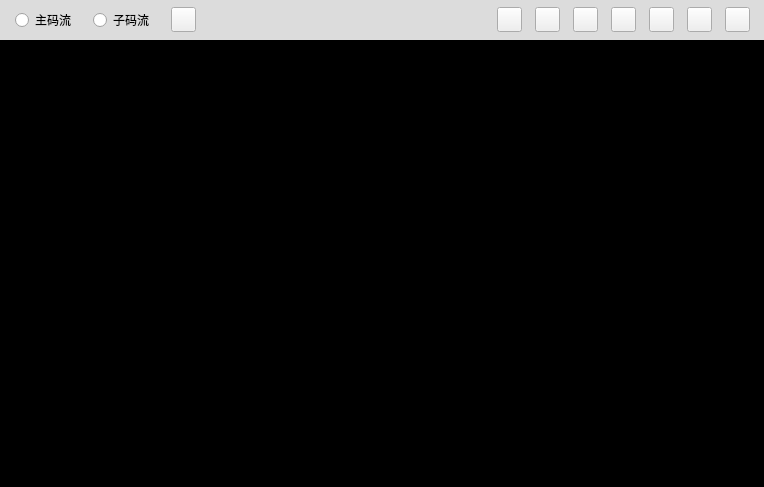
First picture: the form in InterfacialDesign/Preview/previewform.ui, repository xb985547608/VIDICON, before the edit.
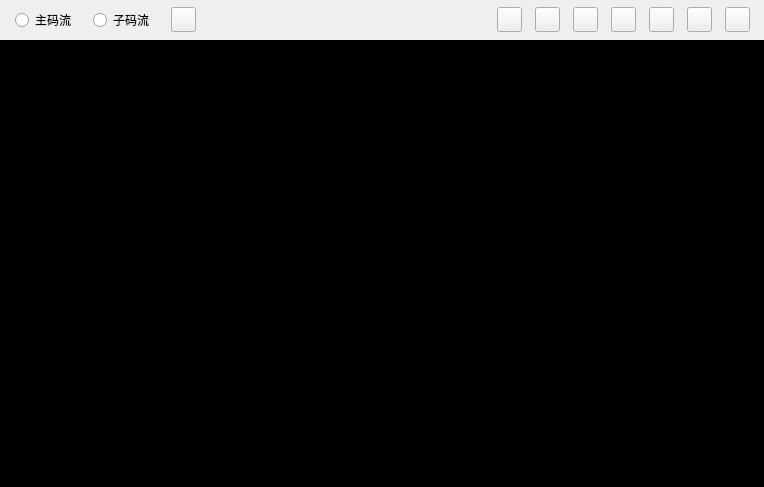
Second picture: the form after the edit. Icons and pictures are not drawn.

```diff
--- a/InterfacialDesign/Preview/previewform.ui
+++ b/InterfacialDesign/Preview/previewform.ui
@@ -50,9 +50,7 @@
       </size>
      </property>
      <property name="styleSheet">
-      <string notr="true">QWidget#toolBar{
-	background-color: #DCDCDC
-}</string>
+      <string notr="true"/>
      </property>
      <layout class="QHBoxLayout" name="horizontalLayout">
       <property name="spacing">
```
